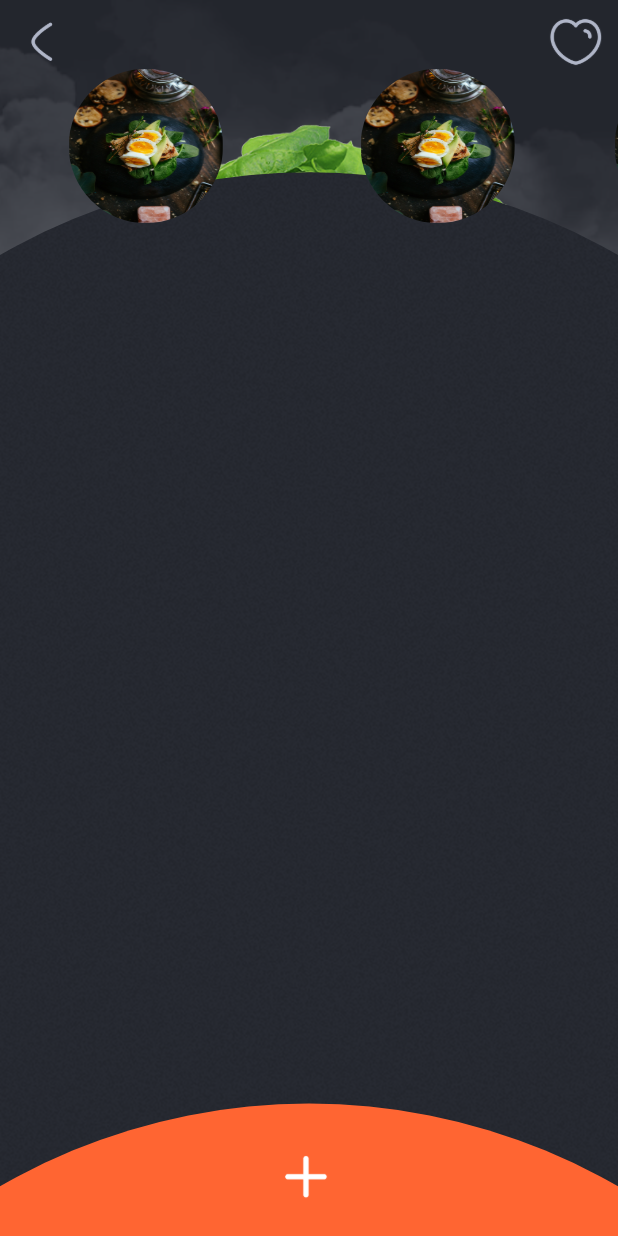
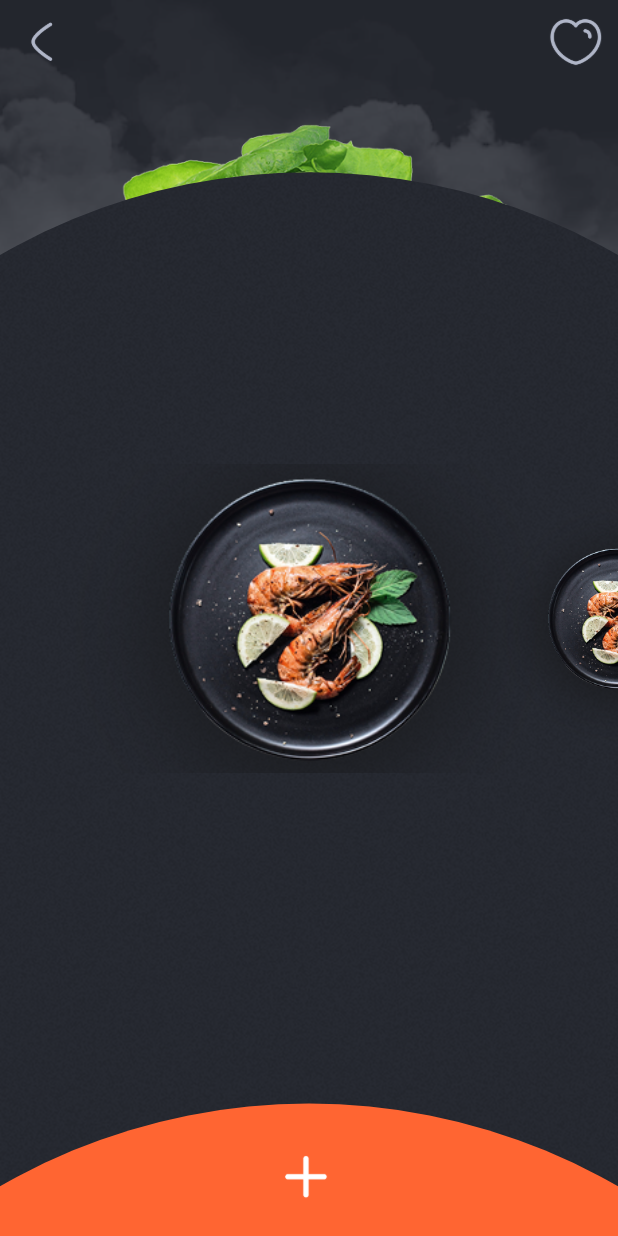
Before and after one commit to vaishnavi185/foodFreaks, a Flutter app: the screen it shows after launch, on a phone screen of 412 x 824 dp. Run offline on Flutter 3.47's test engine with Material 3 defaults, Android fonts, the phone set to English and light mode, and no system bars; our stand-ins replace font_awesome_flutter.

Commit message:
dine for today

```diff
--- a/project_name/lib/Recipe_page/content.dart
+++ b/project_name/lib/Recipe_page/content.dart
@@ -9,7 +9,7 @@ class Content extends StatelessWidget {
     return Scaffold(
       backgroundColor: Colors.transparent,
       body:
-      ImgAnimation()
+      CarouselFromJson()
     );
   }
 }
--- a/project_name/lib/Recipe_page/food_ImageAnimatio.dart
+++ b/project_name/lib/Recipe_page/food_ImageAnimatio.dart
@@ -1,77 +1,96 @@
+import 'dart:convert'; // To decode JSON
 import 'package:flutter/material.dart';
+import 'package:flutter/services.dart'; // To load asset files
 
-class ImgAnimation extends StatefulWidget {
-  const ImgAnimation({super.key});
+class CarouselFromJson extends StatefulWidget {
+  const CarouselFromJson({super.key});
 
   @override
-  State<ImgAnimation> createState() => _ImgAnimationState();
+  State<CarouselFromJson> createState() => _CarouselFromJsonState();
 }
 
-class _ImgAnimationState extends State<ImgAnimation>
-    with SingleTickerProviderStateMixin {
-  late AnimationController _controller;
-  late Animation<double> _animation;
-  bool zoomedIn = false;
+class _CarouselFromJsonState extends State<CarouselFromJson> {
+  final PageController _pageController = PageController(viewportFraction: 0.5);
+  double _currentPage = 0.0;
+
+  // List to hold decoded JSON items
+  List<dynamic> _items = [];
+
   @override
   void initState() {
     super.initState();
-    _controller = AnimationController(
-      vsync: this,
-      duration: Duration(milliseconds: 300),
-    );
-    _animation = Tween<double>(
-      begin: 1.0,
-      end: 1.5,
-    ).animate(CurvedAnimation(parent: _controller, curve: Curves.easeInOut));
+
+    // Load JSON data from assets on initialization
+    _loadJson();
+
+    // Listen to page scroll for zooming logic
+    _pageController.addListener(() {
+      setState(() {
+        _currentPage = _pageController.page ?? 0;
+      });
+    });
   }
 
-  void _toggleZoom() {
-    if (zoomedIn) {
-      _controller.reverse();
-    } else {
-      _controller.forward();
-    }
-    zoomedIn = !zoomedIn;
+  // Function to load and parse JSON file from assets
+  Future<void> _loadJson() async {
+    // Load the raw string from the asset file
+    final String response = await rootBundle.loadString('assets/test.json');
+
+    // Decode the JSON string into a Dart list
+    final data = json.decode(response);
+
+    // Update state with parsed data
+    setState(() {
+      _items = data;
+    });
   }
 
-  @override
-  void dispose() {
-    _controller.dispose();
-    super.dispose();
+  // Function to calculate zoom scale for each image
+  double _calculateScale(int index) {
+    return 1.0 - ((_currentPage - index).abs() * 0.5).clamp(0.0, 1.0);
   }
 
   @override
   Widget build(BuildContext context) {
     final Width = MediaQuery.of(context).size.width;
-    return Scaffold(backgroundColor: Colors.transparent,
-      body: SingleChildScrollView(
-        scrollDirection: Axis.horizontal,
-        child: Row(
-          children: [
-            Container(height: Width/4,
-            width: Width/4,
-            margin: EdgeInsets.all(Width/9),
-              decoration: BoxDecoration(
-              borderRadius: BorderRadius.all(Radius.circular(100)),
-              image: DecorationImage(image: AssetImage("assets/unsplash_fdlZBWIP0aM.png"),fit: BoxFit.fill)
-            ),),
-            Container(height: Width/4,
-            width: Width/4,
-            margin: EdgeInsets.all(Width/9),
-              decoration: BoxDecoration(
-              borderRadius: BorderRadius.all(Radius.circular(100)),
-              image: DecorationImage(image: AssetImage("assets/unsplash_fdlZBWIP0aM.png"),fit: BoxFit.fill)
-            ),),
-            Container(height: Width/4,
-            width: Width/4,
-            margin: EdgeInsets.all(Width/20),
-              decoration: BoxDecoration(
-              borderRadius: BorderRadius.all(Radius.circular(100)),
-              image: DecorationImage(image: AssetImage("assets/unsplash_fdlZBWIP0aM.png"),fit: BoxFit.fill)
-            ),),
-          ],
-        ),
-      )
+    return Scaffold(
+      backgroundColor: Colors.transparent,
+      body:
+          _items.isEmpty
+              ? const Center(child: CircularProgressIndicator()) // Show loading
+              : Center(
+                child: SizedBox(
+                  height: Width/2,width: Width,
+                  child: PageView.builder(
+                    itemCount: _items.length,
+                    controller: _pageController,
+                    itemBuilder: (context, index) {
+                      final scale = _calculateScale(index);
+
+                      // ✅ Accessing image path from decoded JSON data
+                      final imagePath = _items[index]['MainImage'];
+
+                      return Transform.scale(
+                        scale: scale,
+                        child: Container( height: Width/20, width:Width/20 ,
+                        decoration: BoxDecoration(
+                          boxShadow: [
+                            BoxShadow(
+                              color: const Color.fromARGB(255, 18, 18, 18).withOpacity(0.5),
+                              spreadRadius: 5,
+                              blurRadius: 50,
+                               offset: Offset(0, 9),
+                            ),
+                          ],
+                          borderRadius: BorderRadius.all(Radius.circular(Width)),
+                          image:DecorationImage
+                          (image: AssetImage(imagePath),fit: BoxFit.fill,)),
+                        ),
+                      );
+                    },
+                  ),
+                ),
+              ),
     );
   }
 }
```
Also changed, not shown: project_name/assets/test.json (+72 -0 lines).
